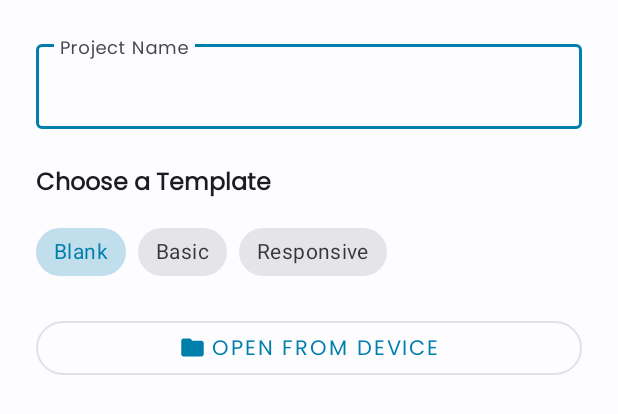
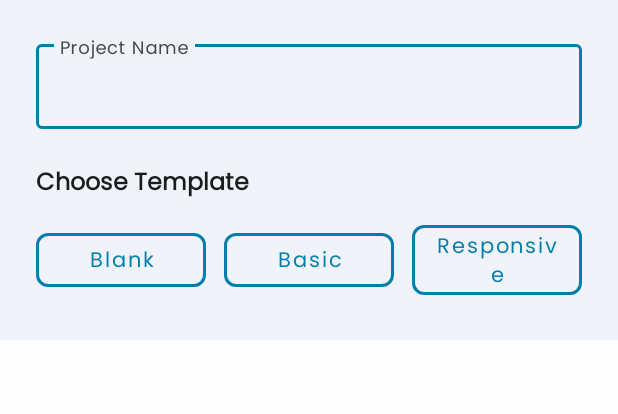
Before and after one commit to NikitHamal/CodeX, an Android app: the layout dialog_new_project.xml on its own in the app's theme, with its tools: preview values and no code run, on a phone screen of 412 x 824 dp. Shown: the top 414 px of the screen. Run offline under Robolectric (Android 15) with nearby library versions, the phone set to English and light mode, and no system bars.

```diff
--- a/app/src/main/AndroidManifest.xml
+++ b/app/src/main/AndroidManifest.xml
@@ -4,7 +4,6 @@
 	<uses-permission android:name="android.permission.READ_EXTERNAL_STORAGE" />
 	<uses-permission android:name="android.permission.WRITE_EXTERNAL_STORAGE" />
 	<uses-permission android:name="android.permission.INTERNET" />
-	<uses-permission android:name="android.permission.ACCESS_NETWORK_STATE" />
 	<uses-permission android:name="android.permission.MANAGE_EXTERNAL_STORAGE" />
 	<application
 		android:name=".CodeXApplication"
--- a/app/src/main/java/com/codex/apk/editor/TabManager.java
+++ b/app/src/main/java/com/codex/apk/editor/TabManager.java
@@ -50,10 +50,6 @@ public class TabManager {
      * @param file The file to open.
      */
     public void openFile(File file) {
-        if (activity.getCodeEditorFragment() == null) {
-            activity.showToast("Editor is still loading, please wait.");
-            return;
-        }
         if (!file.isFile() || !file.exists()) {
             activity.showToast("Cannot open: File does not exist or is a directory.");
             return;
--- a/app/src/main/res/layout/dialog_new_project.xml
+++ b/app/src/main/res/layout/dialog_new_project.xml
@@ -5,74 +5,76 @@
     android:layout_width="match_parent"
     android:layout_height="wrap_content"
     android:orientation="vertical"
-    android:padding="24dp">
-
-    <com.google.android.material.textfield.TextInputLayout
+    android:padding="24dp"
+    android:background="@color/surface_container"> <com.google.android.material.textfield.TextInputLayout
         android:layout_width="match_parent"
         android:layout_height="wrap_content"
         android:hint="Project Name"
         style="@style/Widget.MaterialComponents.TextInputLayout.OutlinedBox"
-        app:boxStrokeColor="@color/primary"
-        app:hintTextColor="@color/on_surface_variant">
-
-        <com.google.android.material.textfield.TextInputEditText
+        app:boxStrokeColor="@color/primary" app:hintTextColor="@color/on_surface_variant"> <com.google.android.material.textfield.TextInputEditText
             android:id="@+id/edittext_project_name"
             android:layout_width="match_parent"
             android:layout_height="wrap_content"
             android:inputType="text"
             android:maxLines="1"
-            android:textColor="@color/on_surface"
-            android:textColorHint="@color/on_surface_variant" />
-    </com.google.android.material.textfield.TextInputLayout>
+            android:textColor="@color/on_surface" android:textColorHint="@color/on_surface_variant" /> </com.google.android.material.textfield.TextInputLayout>
 
     <TextView
         android:layout_width="match_parent"
         android:layout_height="wrap_content"
-        android:text="Choose a Template"
+        android:text="Choose Template"
         android:textSize="16sp"
-        android:textColor="@color/on_surface"
-        android:layout_marginTop="24dp"
+        android:textColor="@color/on_surface" android:layout_marginTop="24dp"
         android:layout_marginBottom="12dp"
         android:textStyle="bold" />
 
-    <com.google.android.material.chip.ChipGroup
-        android:id="@+id/chip_group_templates"
+    <LinearLayout
         android:layout_width="match_parent"
         android:layout_height="wrap_content"
-        app:singleSelection="true">
+        android:orientation="horizontal"
+        android:gravity="center"
+        android:weightSum="3">
 
-        <com.google.android.material.chip.Chip
-            android:id="@+id/chip_template_blank"
-            style="@style/Widget.MaterialComponents.Chip.Choice"
-            android:layout_width="wrap_content"
+        <com.google.android.material.button.MaterialButton
+            android:id="@+id/button_template_blank"
+            android:layout_width="0dp"
             android:layout_height="wrap_content"
+            android:layout_weight="1"
             android:text="Blank"
-            android:checked="true"/>
+            android:textAllCaps="false"
+            style="@style/Widget.MaterialComponents.Button.OutlinedButton"
+            android:layout_marginEnd="6dp"
+            app:strokeWidth="2dp"
+            app:strokeColor="@color/primary" android:textColor="@color/primary" app:cornerRadius="8dp"
+            android:backgroundTint="@android:color/transparent" />
 
-        <com.google.android.material.chip.Chip
-            android:id="@+id/chip_template_basic"
-            style="@style/Widget.MaterialComponents.Chip.Choice"
-            android:layout_width="wrap_content"
+        <com.google.android.material.button.MaterialButton
+            android:id="@+id/button_template_basic"
+            android:layout_width="0dp"
             android:layout_height="wrap_content"
-            android:text="Basic" />
+            android:layout_weight="1"
+            android:text="Basic"
+            android:textAllCaps="false"
+            style="@style/Widget.MaterialComponents.Button.OutlinedButton"
+            android:layout_marginStart="6dp"
+            android:layout_marginEnd="6dp"
+            app:strokeWidth="2dp"
+            app:strokeColor="@color/primary" android:textColor="@color/primary" app:cornerRadius="8dp"
+            android:backgroundTint="@android:color/transparent" />
 
-        <com.google.android.material.chip.Chip
-            android:id="@+id/chip_template_responsive"
-            style="@style/Widget.MaterialComponents.Chip.Choice"
-            android:layout_width="wrap_content"
+        <com.google.android.material.button.MaterialButton
+            android:id="@+id/button_template_responsive"
+            android:layout_width="0dp"
             android:layout_height="wrap_content"
-            android:text="Responsive" />
-    </com.google.android.material.chip.ChipGroup>
+            android:layout_weight="1"
+            android:text="Responsive"
+            android:textAllCaps="false"
+            style="@style/Widget.MaterialComponents.Button.OutlinedButton"
+            android:layout_marginStart="6dp"
+            app:strokeWidth="2dp"
+            app:strokeColor="@color/primary" android:textColor="@color/primary" app:cornerRadius="8dp"
+            android:backgroundTint="@android:color/transparent" />
 
-    <com.google.android.material.button.MaterialButton
-        android:id="@+id/button_open_from_device"
-        style="@style/Widget.MaterialComponents.Button.OutlinedButton"
-        android:layout_width="match_parent"
-        android:layout_height="wrap_content"
-        android:layout_marginTop="16dp"
-        android:text="Open From Device"
-        app:icon="@drawable/icon_folder_round"
-        app:iconGravity="textStart"
-        app:shapeAppearanceOverlay="@style/ShapeAppearance.Material3.Corner.Full" />
+    </LinearLayout>
 
 </LinearLayout>
```
Also changed, not shown: app/src/main/java/com/codex/apk/AIAssistant.java (+125 -1 lines), app/src/main/java/com/codex/apk/CodeEditorFragment.java (+40 -0 lines), app/src/main/java/com/codex/apk/DialogHelper.java (+12 -0 lines), app/src/main/java/com/codex/apk/EditorActivity.java (+9 -0 lines), app/src/main/res/layout/dialog_progress.xml (deleted, +0 -26 lines), app/src/main/res/layout/layout_code_editor_tab.xml (+25 -0 lines), app/src/main/res/menu/menu_editor.xml (+15 -0 lines).
